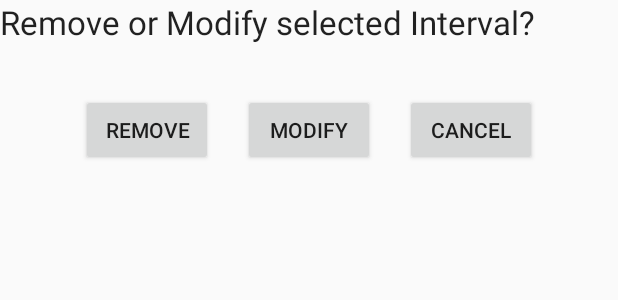
After one commit to HorncatStudio/IntervalTracker, an Android app: the layout modifydelete_interval_dialog.xml on its own in the app's theme, with its tools: preview values and no code run, on a phone screen of 412 x 824 dp. The commit adds this screen. Shown: the top 300 px of the screen. Run offline under Robolectric (Android 15) with nearby library versions, the phone set to English and light mode, and no system bars.

Commit message:
Allows items to be "modified or removed" from the interval tracker.

```diff
--- a/app/src/main/java/com/horncatstudio/intervaltracker/app/IntervalArrayAdapter.java
+++ b/app/src/main/java/com/horncatstudio/intervaltracker/app/IntervalArrayAdapter.java
@@ -75,6 +75,11 @@ public class IntervalArrayAdapter extends ArrayAdapter<TextView> {
     this.add(textView);
   }
 
+  public void remove( final TextView textViewToFemove, final int position ) {
+    this.remove(textViewToFemove);
+    this.mIntervals.remove(position);
+  }
+
   public void replace( int position, TimeInterval interval ) {
     TextView oldView = this.getItem(position);
     this.remove(oldView);
--- /dev/null
+++ b/app/src/main/res/layout/modifydelete_interval_dialog.xml
@@ -0,0 +1,50 @@
+<?xml version="1.0" encoding="utf-8"?>
+<LinearLayout xmlns:android="http://schemas.android.com/apk/res/android"
+              android:orientation="vertical"
+              android:layout_width="match_parent"
+              android:layout_height="match_parent"
+              android:weightSum="1">
+
+    <TextView
+        android:layout_width="match_parent"
+        android:layout_height="0dp"
+        android:textAppearance="?android:attr/textAppearanceLarge"
+        android:text="Remove or Modify selected Interval?"
+        android:id="@+id/textView2"
+        android:layout_weight="0.07"
+        android:textAlignment="center"/>
+
+    <TableLayout
+        android:layout_width="wrap_content"
+        android:layout_height="wrap_content"
+        android:layout_gravity="center">
+
+        <TableRow
+            android:layout_width="fill_parent"
+            android:layout_height="fill_parent"
+            >
+
+            <Button
+                android:layout_width="wrap_content"
+                android:layout_height="wrap_content"
+                android:text="@string/it_remove_text"
+                android:id="@+id/remove_interval_button"
+                android:layout_margin="10dp"/>
+
+            <Button
+                android:layout_width="wrap_content"
+                android:layout_height="wrap_content"
+                android:text="@string/it_modify_text"
+                android:id="@+id/modify_interval_button"
+                android:layout_margin="10dp"/>
+
+            <Button
+                android:layout_width="wrap_content"
+                android:layout_height="wrap_content"
+                android:text="@string/it_cancel_text"
+                android:id="@+id/cancel_dialog_button"
+                android:layout_margin="10dp"
+                />
+        </TableRow>
+    </TableLayout>
+</LinearLayout>
--- a/app/src/main/res/values/strings.xml
+++ b/app/src/main/res/values/strings.xml
@@ -14,4 +14,6 @@
     <string name="it_home_fragment_title_text">Home</string>
     <string name="it_create_fragment_title_text">Create</string>
     <string name="it_run_fragment_title_text">Run</string>
+    <string name="it_modify_text">Modify</string>
+    <string name="it_remove_text">Remove</string>
 </resources>
```
Also changed, not shown: app/src/main/java/com/horncatstudio/intervaltracker/app/CreateIntervalsFragment.java (+41 -1 lines), 1 other file.
